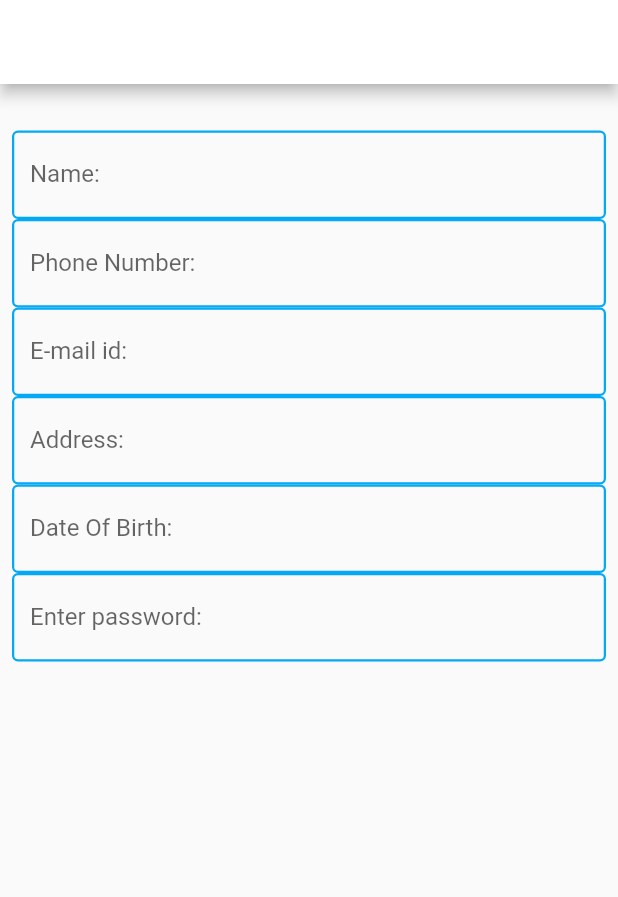
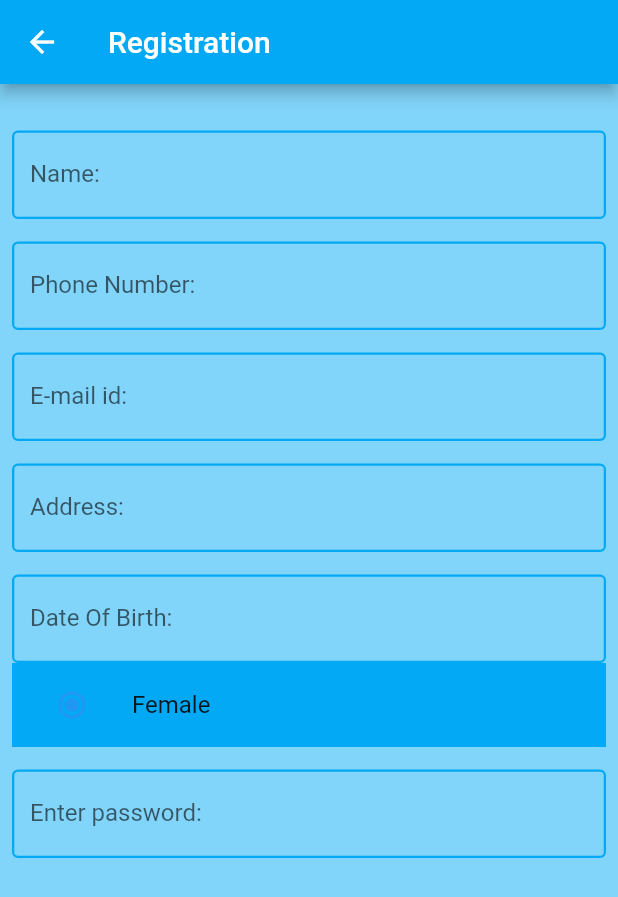
Before and after one commit to nicerosebenny/whaleshark, a Flutter app: the Register screen opened directly, on a phone screen of 412 x 824 dp. Shown: the top 897 px of the screen. Run offline on Flutter 3.47's test engine with Material 2 defaults, Android fonts, the light colour scheme and no system bars.

Commit message:
register radio added

```diff
--- a/lib/register.dart
+++ b/lib/register.dart
@@ -12,12 +12,13 @@ class Register extends StatefulWidget {
 enum user { female, male, other }
 
 class _RegisterState extends State<Register> {
-  user _gender = user.female;
+  user? _gender = user.female;
   @override
   Widget build(BuildContext context) {
     return Scaffold(
+        backgroundColor: Colors.lightBlue.shade200,
         appBar: AppBar(
-          backgroundColor: Colors.white,
+          backgroundColor: Colors.lightBlue,
           title: Text("Registration"),
         ),
         body: Column(
@@ -29,7 +30,7 @@ class _RegisterState extends State<Register> {
               child: Column(
                 children: [
                   TextField(
-                    style: TextStyle(color: Colors.white),
+                    style: TextStyle(color: Colors.black),
                     decoration: InputDecoration(
                       labelText: ("Name:"),
                       enabledBorder: OutlineInputBorder(
@@ -38,8 +39,9 @@ class _RegisterState extends State<Register> {
                       ),
                     ),
                   ),
+                  SizedBox(height: 15),
                   TextField(
-                    style: TextStyle(color: Colors.white),
+                    style: TextStyle(color: Colors.black),
                     decoration: InputDecoration(
                       labelText: ("Phone Number:"),
                       enabledBorder: OutlineInputBorder(
@@ -48,8 +50,9 @@ class _RegisterState extends State<Register> {
                       ),
                     ),
                   ),
+                  SizedBox(height: 15),
                   TextField(
-                    style: TextStyle(color: Colors.white),
+                    style: TextStyle(color: Colors.black),
                     decoration: InputDecoration(
                       labelText: ("E-mail id:"),
                       enabledBorder: OutlineInputBorder(
@@ -58,8 +61,9 @@ class _RegisterState extends State<Register> {
                       ),
                     ),
                   ),
+                  SizedBox(height: 15),
                   TextField(
-                    style: TextStyle(color: Colors.white),
+                    style: TextStyle(color: Colors.black),
                     decoration: InputDecoration(
                       labelText: ("Address:"),
                       enabledBorder: OutlineInputBorder(
@@ -68,8 +72,9 @@ class _RegisterState extends State<Register> {
                       ),
                     ),
                   ),
+                  SizedBox(height: 15),
                   TextField(
-                    style: TextStyle(color: Colors.white),
+                    style: TextStyle(color: Colors.black),
                     decoration: InputDecoration(
                       labelText: ("Date Of Birth:"),
                       enabledBorder: OutlineInputBorder(
@@ -78,13 +83,22 @@ class _RegisterState extends State<Register> {
                       ),
                     ),
                   ),
-
-
-
-
-
+                  ListTile(
+                    tileColor: Colors.lightBlue,
+                    title: const Text("Female"),
+                    leading: Radio(
+                      value: user.female,
+                      groupValue: _gender,
+                      onChanged: (value) {
+                        setState(() {
+                          // _gender = value;
+                        });
+                      },
+                    ),
+                  ),
+                  SizedBox(height: 15),
                   TextField(
-                    style: TextStyle(color: Colors.white),
+                    style: TextStyle(color: Colors.black),
                     decoration: InputDecoration(
                       labelText: ("Enter password:"),
                       enabledBorder: OutlineInputBorder(
```
Also changed, not shown: lib/main.dart (+2 -16 lines), 1 other file.
